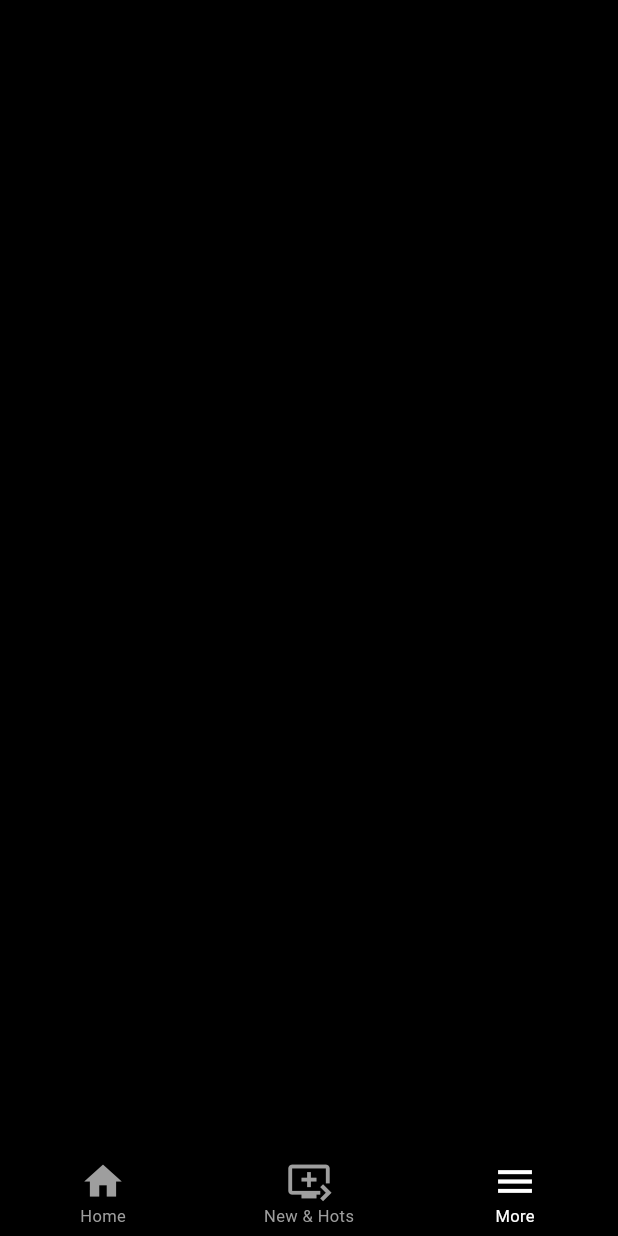
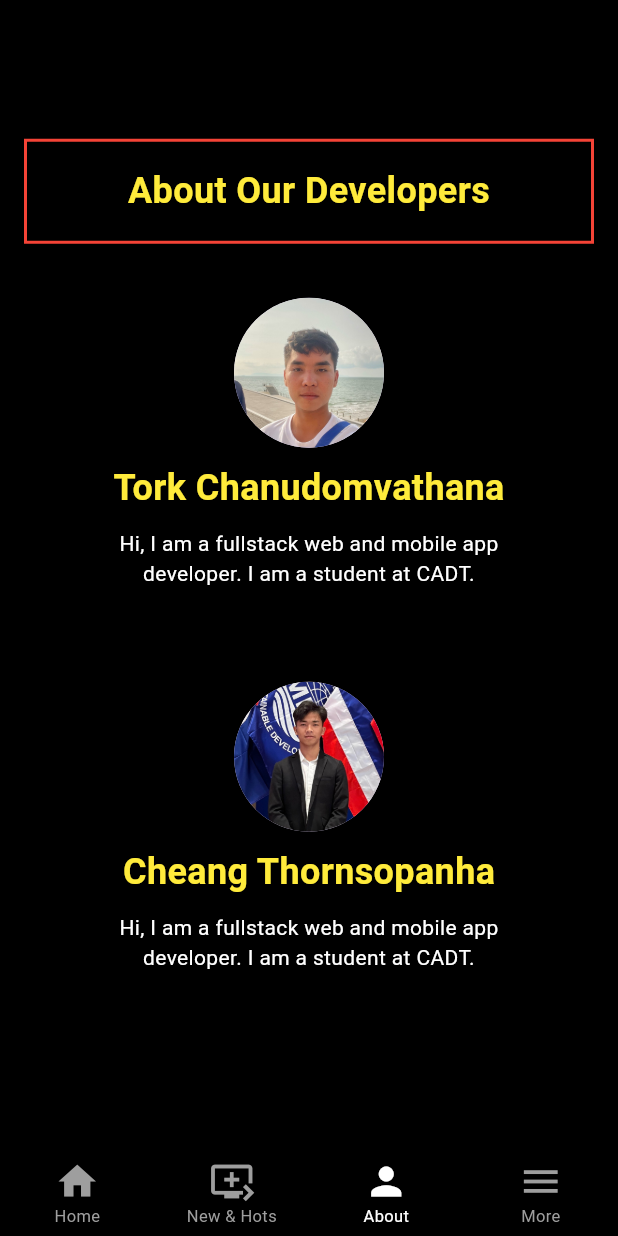
Before and after one commit to vathanatork/mobile-final, a Flutter app: the screen it shows after launch, item 3 of the bottom bar chosen, on a phone screen of 412 x 824 dp. Run offline on Flutter 3.47's test engine with Material 3 defaults, Android fonts, the phone set to English and light mode, and no system bars; our stand-ins replace flutter_bloc, go_router, lucide_icons, video_player.

Commit message:
developer screen

```diff
--- a/lib/assets.dart
+++ b/lib/assets.dart
@@ -38,4 +38,7 @@ class Assets {
 
   static const String violetEvergarden = '${_images}violet_evergarden.jpg';
   static const String witcher = '${_images}witcher.jpg';
+
+  static const String vathana = '${_images}vathana.jpg';
+  static const String cheangThornsopanha = '${_images}Cheang_Thornsopanha.jpg';
 }
--- /dev/null
+++ b/lib/screens/developer_screen.dart
@@ -0,0 +1,93 @@
+import 'package:flutter/material.dart';
+import 'package:flutter_netflix_responsive_ui/assets.dart';
+
+class DeveloperScreen extends StatelessWidget {
+  const DeveloperScreen({super.key});
+
+  @override
+  Widget build(BuildContext context) {
+    return Scaffold(
+      body: Center(
+        child: Column(
+          mainAxisAlignment: MainAxisAlignment.center,
+          children: [
+            Padding(
+              padding: const EdgeInsets.only(left: 16.0, right: 16.0),
+              child: Container(
+                width: double.infinity,
+                padding: const EdgeInsets.symmetric(vertical: 16),
+                decoration: BoxDecoration(
+                  // color: Colors.blue[800],
+                  border: Border.all(color: Colors.red, width: 2),
+                ),
+                child: const Text(
+                  'About Our Developers',
+                  textAlign: TextAlign.center,
+                  style: TextStyle(
+                    color: Colors.yellow,
+                    fontSize: 24,
+                    fontWeight: FontWeight.bold,
+                  ),
+                ),
+              ),
+            ),
+            const SizedBox(height: 20),
+            const ProfileCard(
+              name: 'Tork Chanudomvathana',
+              description:
+                  'Hi, I am a fullstack web and mobile app\ndeveloper. I am a student at CADT.',
+              imageUrl: Assets.vathana,
+            ),
+            const SizedBox(height: 20),
+            const ProfileCard(
+              name: 'Cheang Thornsopanha',
+              description:
+                  'Hi, I am a fullstack web and mobile app\ndeveloper. I am a student at CADT.',
+              imageUrl: Assets.cheangThornsopanha,
+            ),
+          ],
+        ),
+      ),
+    );
+  }
+}
+
+class ProfileCard extends StatelessWidget {
+  final String name;
+  final String description;
+  final String imageUrl;
+
+  const ProfileCard(
+      {required this.name, required this.description, required this.imageUrl});
+
+  @override
+  Widget build(BuildContext context) {
+    return Container(
+      width: 300,
+      padding: const EdgeInsets.all(16),
+      child: Column(
+        children: [
+          CircleAvatar(
+            radius: 50,
+            backgroundImage: AssetImage(imageUrl),
+          ),
+          const SizedBox(height: 10),
+          Text(
+            name,
+            style: const TextStyle(
+                fontSize: 24,
+                fontWeight: FontWeight.bold,
+                color: Colors.yellow),
+          ),
+          const SizedBox(height: 10),
+          Text(
+            description,
+            textAlign: TextAlign.center,
+            style: const TextStyle(fontSize: 14, color: Colors.white),
+          ),
+          const SizedBox(height: 10),
+        ],
+      ),
+    );
+  }
+}
--- a/lib/screens/nav_screen.dart
+++ b/lib/screens/nav_screen.dart
@@ -15,6 +15,7 @@ class _NavScreenState extends State<NavScreen> {
   final List<Widget> _screens = [
     HomeScreen(key: PageStorageKey('homeScreen')),
     NewAndHotScreen(),
+    DeveloperScreen(),
     Scaffold(),
   ];
 
@@ -23,6 +24,7 @@ class _NavScreenState extends State<NavScreen> {
     // 'Search': Icons.search,
     'New & Hots': Icons.queue_play_next,
     // 'Downloads': Icons.file_download,
+    'About': Icons.person,
     'More': Icons.menu,
   };
 
--- a/lib/screens/screens.dart
+++ b/lib/screens/screens.dart
@@ -1,3 +1,4 @@
 export 'home_screen.dart';
 export 'nav_screen.dart';
 export 'item_screen.dart';
+export 'developer_screen.dart';
```
Also changed, not shown: assets/images/Cheang_Thornsopanha.jpg (added), assets/images/vathana.jpg (added).
